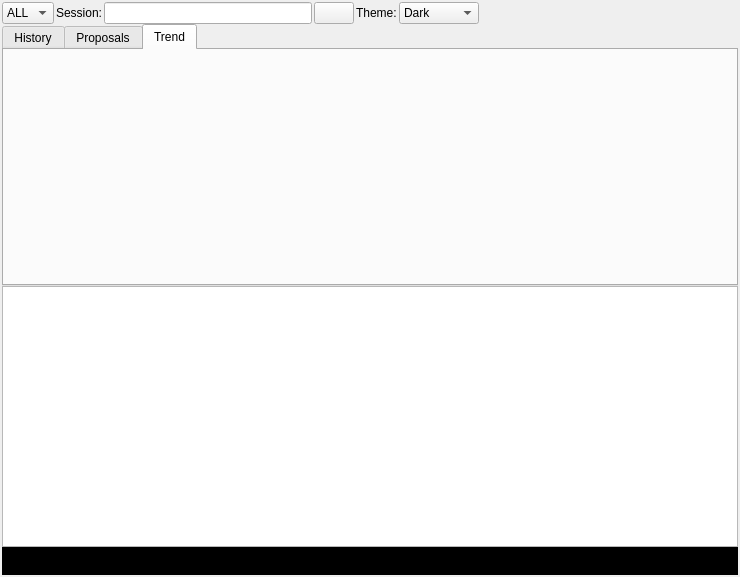
Qt form ui/wdgcentral.ui (fabriziodesiati/BrokerTelegramBot) before a commit.
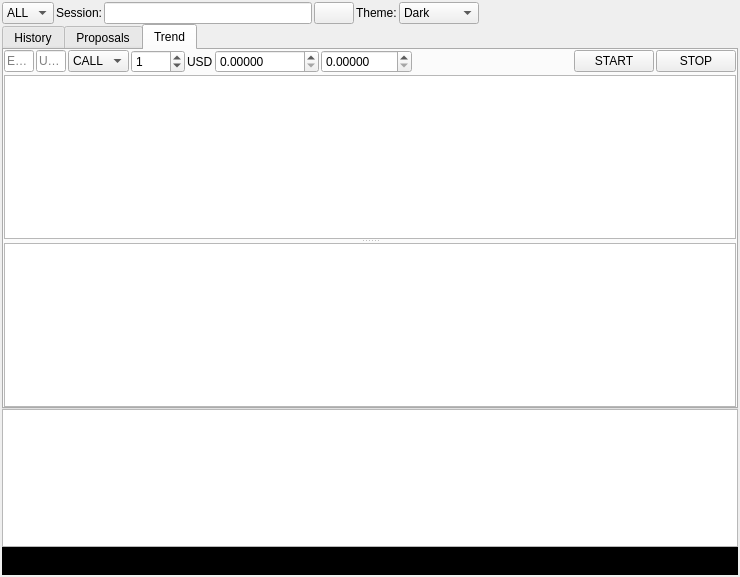
The same form after that commit. The open tabs and pages were chosen to show the change. Icons and pictures are not drawn.

Commit message: MAJOR: add trend table and start monitoring quote

Patch:
```diff
--- a/ui/wdgcentral.ui
+++ b/ui/wdgcentral.ui
@@ -383,6 +383,166 @@
       <attribute name="title">
        <string>Trend</string>
       </attribute>
+      <layout class="QGridLayout" name="gridLayout_4">
+       <property name="leftMargin">
+        <number>0</number>
+       </property>
+       <property name="topMargin">
+        <number>0</number>
+       </property>
+       <property name="rightMargin">
+        <number>0</number>
+       </property>
+       <property name="bottomMargin">
+        <number>0</number>
+       </property>
+       <property name="spacing">
+        <number>2</number>
+       </property>
+       <item row="0" column="0">
+        <widget class="QLineEdit" name="leSymbA">
+         <property name="sizePolicy">
+          <sizepolicy hsizetype="Fixed" vsizetype="Fixed">
+           <horstretch>0</horstretch>
+           <verstretch>0</verstretch>
+          </sizepolicy>
+         </property>
+         <property name="maximumSize">
+          <size>
+           <width>30</width>
+           <height>16777215</height>
+          </size>
+         </property>
+         <property name="inputMask">
+          <string/>
+         </property>
+         <property name="maxLength">
+          <number>3</number>
+         </property>
+         <property name="placeholderText">
+          <string>EUR</string>
+         </property>
+        </widget>
+       </item>
+       <item row="0" column="1">
+        <widget class="QLineEdit" name="leSymbB">
+         <property name="sizePolicy">
+          <sizepolicy hsizetype="Fixed" vsizetype="Fixed">
+           <horstretch>0</horstretch>
+           <verstretch>0</verstretch>
+          </sizepolicy>
+         </property>
+         <property name="maximumSize">
+          <size>
+           <width>30</width>
+           <height>16777215</height>
+          </size>
+         </property>
+         <property name="inputMask">
+          <string/>
+         </property>
+         <property name="maxLength">
+          <number>3</number>
+         </property>
+         <property name="placeholderText">
+          <string>USD</string>
+         </property>
+        </widget>
+       </item>
+       <item row="0" column="2">
+        <widget class="QComboBox" name="comboContrType">
+         <item>
+          <property name="text">
+           <string>CALL</string>
+          </property>
+         </item>
+         <item>
+          <property name="text">
+           <string>PUT</string>
+          </property>
+         </item>
+        </widget>
+       </item>
+       <item row="0" column="3">
+        <widget class="QSpinBox" name="sbAmount">
+         <property name="maximum">
+          <number>9999</number>
+         </property>
+         <property name="value">
+          <number>1</number>
+         </property>
+        </widget>
+       </item>
+       <item row="0" column="4">
+        <widget class="QLabel" name="label">
+         <property name="text">
+          <string>USD</string>
+         </property>
+        </widget>
+       </item>
+       <item row="0" column="5">
+        <widget class="QDoubleSpinBox" name="sbValue">
+         <property name="decimals">
+          <number>5</number>
+         </property>
+         <property name="maximum">
+          <double>100000.000000000000000</double>
+         </property>
+        </widget>
+       </item>
+       <item row="0" column="6">
+        <widget class="QDoubleSpinBox" name="sbMargin">
+         <property name="decimals">
+          <number>5</number>
+         </property>
+         <property name="maximum">
+          <double>1000.000000000000000</double>
+         </property>
+         <property name="singleStep">
+          <double>0.000010000000000</double>
+         </property>
+         <property name="value">
+          <double>0.000000000000000</double>
+         </property>
+        </widget>
+       </item>
+       <item row="0" column="7">
+        <spacer name="horizontalSpacer_5">
+         <property name="orientation">
+          <enum>Qt::Horizontal</enum>
+         </property>
+         <property name="sizeHint" stdset="0">
+          <size>
+           <width>40</width>
+           <height>20</height>
+          </size>
+         </property>
+        </spacer>
+       </item>
+       <item row="0" column="8">
+        <widget class="QPushButton" name="pbTrendStart">
+         <property name="text">
+          <string>START</string>
+         </property>
+        </widget>
+       </item>
+       <item row="0" column="9">
+        <widget class="QPushButton" name="pbTrendStop">
+         <property name="text">
+          <string>STOP</string>
+         </property>
+        </widget>
+       </item>
+       <item row="1" column="0" colspan="10">
+        <widget class="QSplitter" name="splitter">
+         <property name="orientation">
+          <enum>Qt::Vertical</enum>
+         </property>
+         <widget class="QTableView" name="tbTrend"/>
+         <widget class="QTableView" name="tbTrendProposals"/>
+        </widget>
+       </item>
+      </layout>
      </widget>
     </widget>
    </item>
```
Left out of the diff: 84 changed lines with no effect on the pictures. The commit also changes 4 other files.
